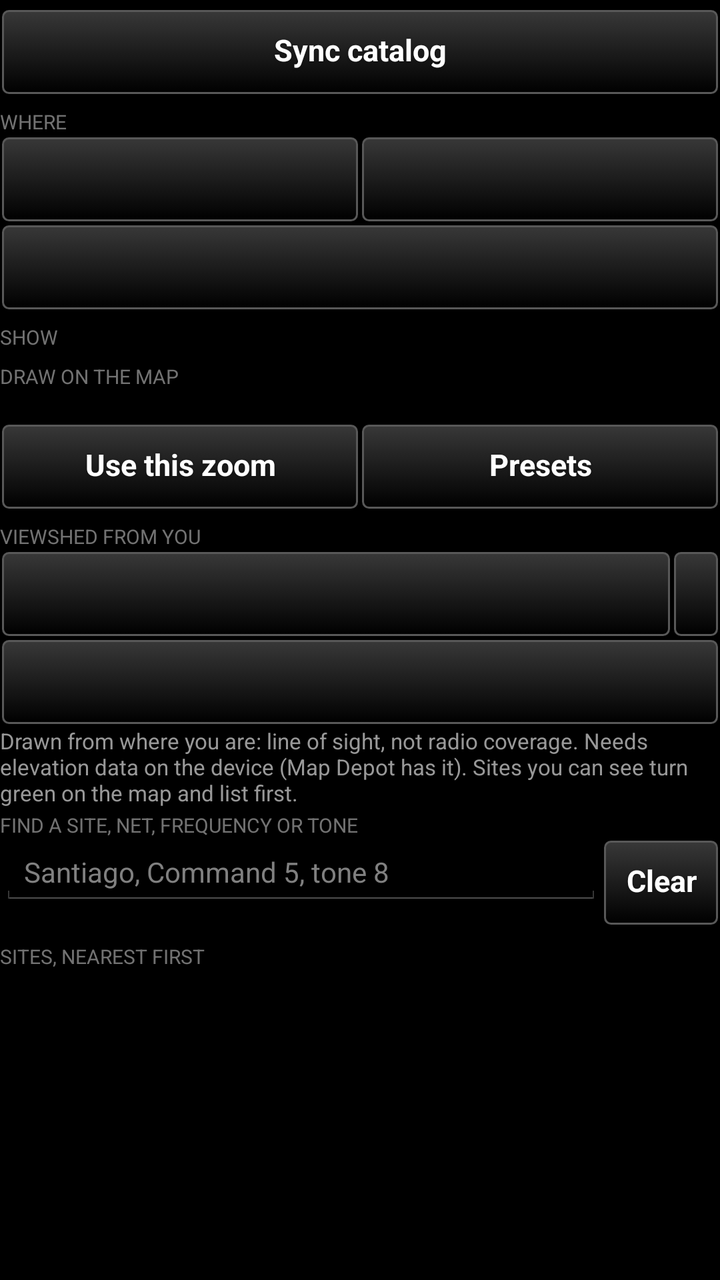
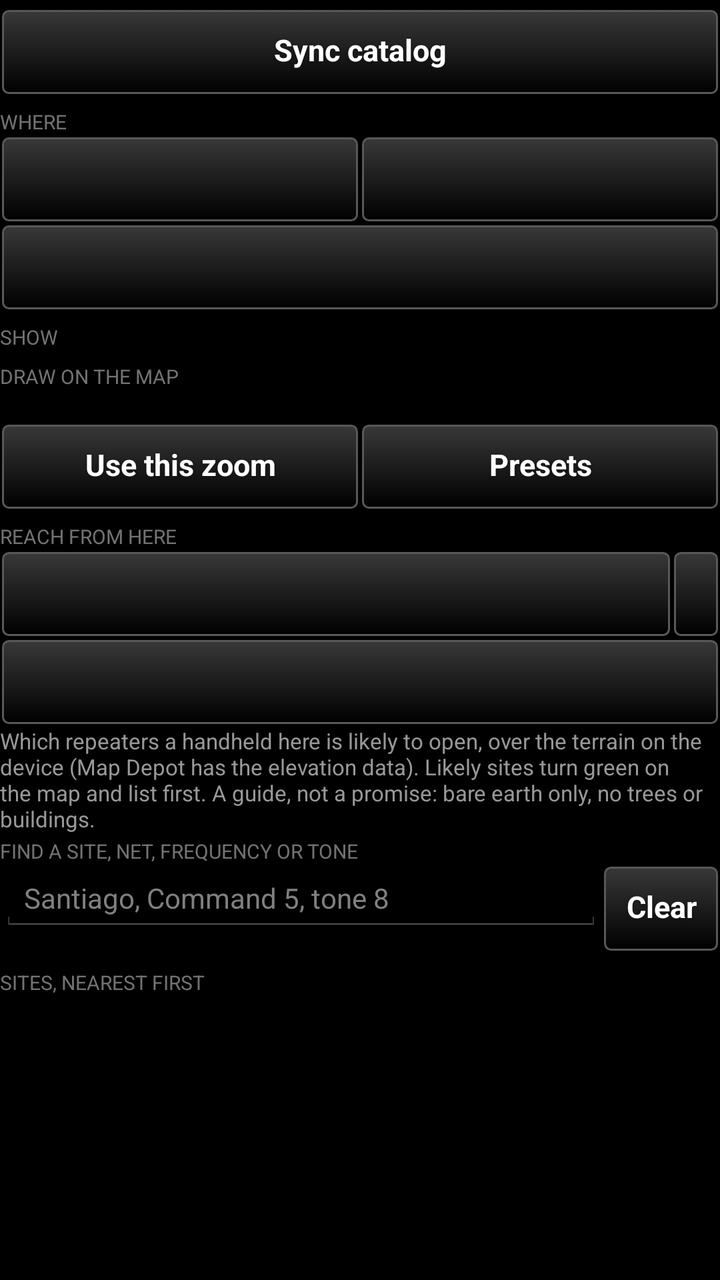

Before-and-after screenshots of an Android layout around one commit, followed by the original layout XML and the change that was made.
<!-- AndroidManifest.xml: application theme AppTheme -->
<!-- res/layout/controls_header.xml -->
<?xml version="1.0" encoding="utf-8"?>
<LinearLayout xmlns:android="http://schemas.android.com/apk/res/android"
    android:layout_width="match_parent"
    android:layout_height="wrap_content"
    android:orientation="vertical">

    
    <Button
        style="@style/TakwerxButton"
        android:id="@+id/sync"
        android:layout_width="match_parent"
        android:layout_height="wrap_content"
        android:layout_marginTop="4dp"
        android:text="@string/resync" />

    <TextView
        android:layout_width="match_parent"
        android:layout_height="wrap_content"
        android:text="Where"
        android:textSize="10sp"
        android:textAllCaps="true"
        android:paddingTop="6dp"
        android:alpha="0.6" />

    <LinearLayout
        android:layout_width="match_parent"
        android:layout_height="wrap_content"
        android:orientation="horizontal">

        <Button
            style="@style/TakwerxButton"
            android:id="@+id/state"
            android:layout_width="0dp"
            android:layout_weight="1"
            android:layout_height="wrap_content" />

        
        <Button
            style="@style/TakwerxButton"
            android:id="@+id/from"
            android:layout_width="0dp"
            android:layout_weight="1"
            android:layout_height="wrap_content" />
    </LinearLayout>

    <Button
        style="@style/TakwerxButton"
        android:id="@+id/radius"
        android:layout_width="match_parent"
        android:layout_height="wrap_content" />

    <TextView
        android:layout_width="match_parent"
        android:layout_height="wrap_content"
        android:text="Show"
        android:textSize="10sp"
        android:textAllCaps="true"
        android:paddingTop="6dp"
        android:alpha="0.6" />

    
    <LinearLayout
        android:id="@+id/agencies"
        android:layout_width="match_parent"
        android:layout_height="wrap_content"
        android:orientation="vertical" />

    <TextView
        android:layout_width="match_parent"
        android:layout_height="wrap_content"
        android:text="Draw on the map"
        android:textSize="10sp"
        android:textAllCaps="true"
        android:paddingTop="6dp"
        android:alpha="0.6" />

    <TextView
        android:id="@+id/zoom_label"
        android:layout_width="match_parent"
        android:layout_height="wrap_content"
        android:textSize="12sp" />

    <LinearLayout
        android:layout_width="match_parent"
        android:layout_height="wrap_content"
        android:orientation="horizontal">

        <Button
            style="@style/TakwerxButton"
            android:id="@+id/zoom_set"
            android:layout_width="0dp"
            android:layout_weight="1"
            android:layout_height="wrap_content"
            android:text="Use this zoom" />

        <Button
            style="@style/TakwerxButton"
            android:id="@+id/zoom_preset"
            android:layout_width="0dp"
            android:layout_weight="1"
            android:layout_height="wrap_content"
            android:text="Presets" />
    </LinearLayout>

    <TextView
        android:layout_width="match_parent"
        android:layout_height="wrap_content"
        android:text="Viewshed from you"
        android:textSize="10sp"
        android:textAllCaps="true"
        android:paddingTop="6dp"
        android:alpha="0.6" />

    <LinearLayout
        android:layout_width="match_parent"
        android:layout_height="wrap_content"
        android:orientation="horizontal">

        
        <Button
            style="@style/TakwerxButton"
            android:id="@+id/me_viewshed"
            android:layout_width="0dp"
            android:layout_weight="1"
            android:layout_height="wrap_content" />

        <Button
            style="@style/TakwerxButton"
            android:id="@+id/viewshed_range"
            android:layout_width="wrap_content"
            android:layout_height="wrap_content" />
    </LinearLayout>

    <LinearLayout
        android:layout_width="match_parent"
        android:layout_height="wrap_content"
        android:orientation="horizontal">

        
        <Button
            style="@style/TakwerxButton"
            android:id="@+id/me_height"
            android:layout_width="0dp"
            android:layout_weight="1"
            android:layout_height="wrap_content" />
    </LinearLayout>

    <TextView
        android:id="@+id/viewshed_note"
        android:layout_width="match_parent"
        android:layout_height="wrap_content"
        android:text="@string/viewshed_note"
        android:textSize="11sp"
        android:alpha="0.8" />

    <TextView
        android:layout_width="match_parent"
        android:layout_height="wrap_content"
        android:text="Find a site, net, frequency or tone"
        android:textSize="10sp"
        android:textAllCaps="true"
        android:paddingTop="2dp"
        android:alpha="0.6" />

    
    <LinearLayout
        android:layout_width="match_parent"
        android:layout_height="wrap_content"
        android:orientation="horizontal"
        android:baselineAligned="false">

        <EditText
            android:id="@+id/search"
            android:layout_width="0dp"
            android:layout_weight="1"
            android:layout_height="wrap_content"
            android:hint="@string/search_hint"
            android:inputType="text"
            android:maxLines="1"
            android:textSize="14sp" />

        <Button
            style="@style/TakwerxButton"
            android:id="@+id/search_clear"
            android:layout_width="wrap_content"
            android:layout_height="wrap_content"
            android:layout_gravity="center_vertical"
            android:text="@string/clear" />
    </LinearLayout>

    <TextView
        android:layout_width="match_parent"
        android:layout_height="wrap_content"
        android:text="Sites, nearest first"
        android:textSize="10sp"
        android:textAllCaps="true"
        android:paddingTop="8dp"
        android:alpha="0.6" />

</LinearLayout>
<!-- resources referenced by this layout -->
<resources>
  <string name="clear">Clear</string>
  <string name="resync">Sync catalog</string>
  <string name="search_hint">Santiago, Command 5, tone 8</string>
  <string name="viewshed_note">Drawn from where you are: line of sight, not radio coverage. Needs elevation data on the device (Map Depot has it). Sites you can see turn green on the map and list first.</string>
  <style name="TakwerxButton" parent="@style/darkButton">
          <item name="android:paddingLeft">12dp</item>
          <item name="android:paddingRight">12dp</item>
          <item name="android:paddingTop">6dp</item>
          <item name="android:paddingBottom">8dp</item>
          <item name="android:minHeight">44dp</item>
          <item name="android:minWidth">0dp</item>
          <item name="android:textSize">15sp</item>
          <item name="android:singleLine">true</item>
          <item name="android:ellipsize">end</item>
      </style>
  <style name="AppTheme" parent="@android:style/Theme.Holo">
          <item name="android:buttonStyle">@android:style/Widget.Button</item>
          <item name="android:imageButtonStyle">@android:style/Widget.Button</item>
          <item name="android:buttonStyleToggle">@android:style/Widget.Button</item>
          <item name="android:spinnerStyle">@style/ATAKSpinner</item>
          <item name="android:spinnerItemStyle">@style/ATAKSpinnerItem</item>
          <item name="android:editTextStyle">@style/ATAKEditText</item>
      </style>
  <style name="darkButton" parent="@android:style/Widget.Button">
          <item name="android:background">@drawable/btn_gray</item>
          <item name="android:shadowColor">@color/darker_gray</item>
          <item name="android:shadowDy">1</item>
          <item name="android:shadowRadius">2</item>
          <item name="android:textColor">@color/white</item>
          <item name="android:textStyle">bold</item>
          <item name="android:paddingTop">0dp</item>
          <item name="android:paddingBottom">3dp</item>
          <item name="android:textSize">@dimen/fontSize</item>
      </style>
  <style name="ATAKSpinner" parent="@android:style/Widget.Spinner">
          <item name="android:spinnerMode">dialog</item>
      </style>
  <style name="ATAKSpinnerItem">
          <item name="android:textColor">@android:color/white</item>
          <item name="android:dropDownVerticalOffset">0dip</item>
          <item name="android:dropDownHorizontalOffset">0dip</item>
          <item name="android:dropDownWidth">wrap_content</item>
          <item name="android:gravity">left|center_vertical</item>
      </style>
  <style name="ATAKEditText" parent="@android:style/Widget.EditText">
          
          
  
          
          <item name="android:imeOptions">flagNoFullscreen</item>
      </style>
  <color name="darker_gray">#121212</color>
  <color name="white">#ffffff</color>
  <dimen name="fontSize">14sp</dimen>
  <!-- drawable new_dark_button_disabled (drawable) -->
  <?xml version="1.0" encoding="utf-8"?>
  <layer-list xmlns:android="http://schemas.android.com/apk/res/android">
      <item android:bottom="1dp" android:right="1dp" android:left="1dp" android:top="1dp">
          <shape android:shape="rectangle">
              <corners android:radius="3dp" />
              <stroke
                  android:width="1dp"
                  android:color="#484848" />
              <solid android:color="#484848" />
          </shape>
      </item>
  </layer-list>
  <!-- unchanged entries left out for length: 3 -->
</resources>

<!-- the commit's change to res/layout/controls_header.xml (unified diff, before → after) -->
@@ -105,7 +105,7 @@
     <TextView
         android:layout_width="match_parent"
         android:layout_height="wrap_content"
-        android:text="Viewshed from you"
+        android:text="Reach from here"
         android:textSize="10sp"
         android:textAllCaps="true"
         android:paddingTop="6dp"
<!-- resource entries referenced after the edit -->
@@ -3,7 +3,7 @@
   <string name="clear">Clear</string>
   <string name="resync">Sync catalog</string>
   <string name="search_hint">Santiago, Command 5, tone 8</string>
-  <string name="viewshed_note">Drawn from where you are: line of sight, not radio coverage. Needs elevation data on the device (Map Depot has it). Sites you can see turn green on the map and list first.</string>
+  <string name="viewshed_note">Which repeaters a handheld here is likely to open, over the terrain on the device (Map Depot has the elevation data). Likely sites turn green on the map and list first. A guide, not a promise: bare earth only, no trees or buildings.</string>
   <style name="TakwerxButton" parent="@style/darkButton">
           <item name="android:paddingLeft">12dp</item>
           <item name="android:paddingRight">12dp</item>
